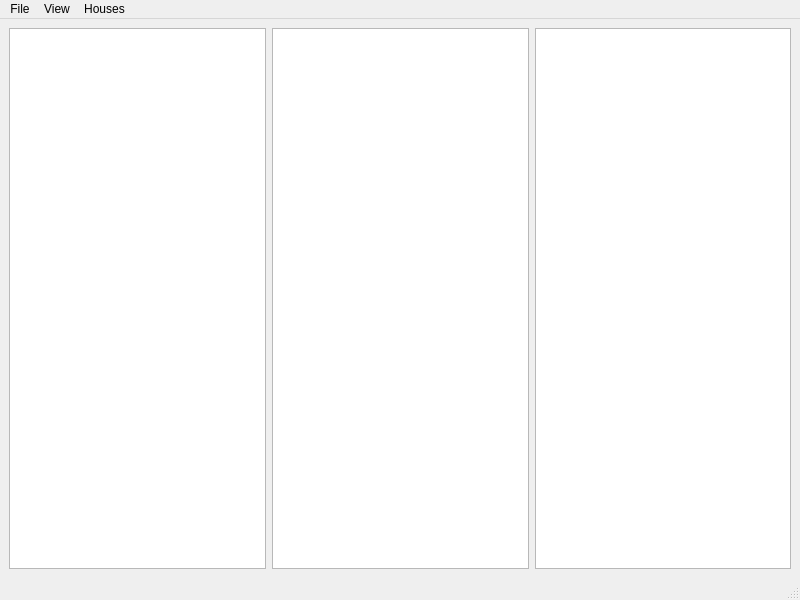
Old version of the form forms/MainForm.ui in the repository wil-low/astronom-qt.
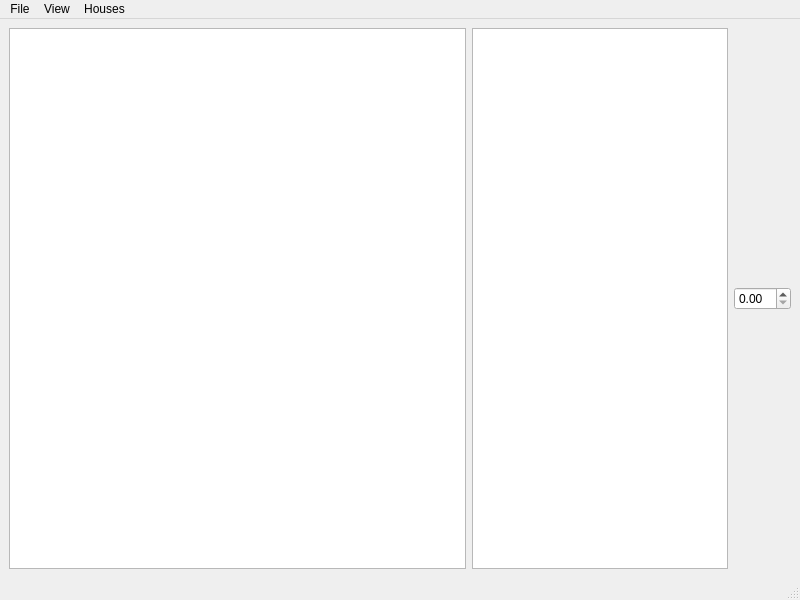
New version of the form.

```diff
--- a/forms/MainForm.ui
+++ b/forms/MainForm.ui
@@ -27,9 +27,6 @@
     </sizepolicy>
    </property>
    <layout class="QHBoxLayout" name="horizontalLayout">
-    <item>
-     <widget class="QTableView" name="tableView"/>
-    </item>
     <item>
      <widget class="QGraphicsView" name="graphicsView"/>
     </item>
@@ -43,6 +40,13 @@
       </property>
      </widget>
     </item>
+    <item>
+     <widget class="QDoubleSpinBox" name="doubleSpinBox">
+      <property name="singleStep">
+       <double>0.100000000000000</double>
+      </property>
+     </widget>
+    </item>
    </layout>
   </widget>
   <widget class="QMenuBar" name="menubar">
```
Left out of the diff: 2 changed lines with no effect on the pictures.
